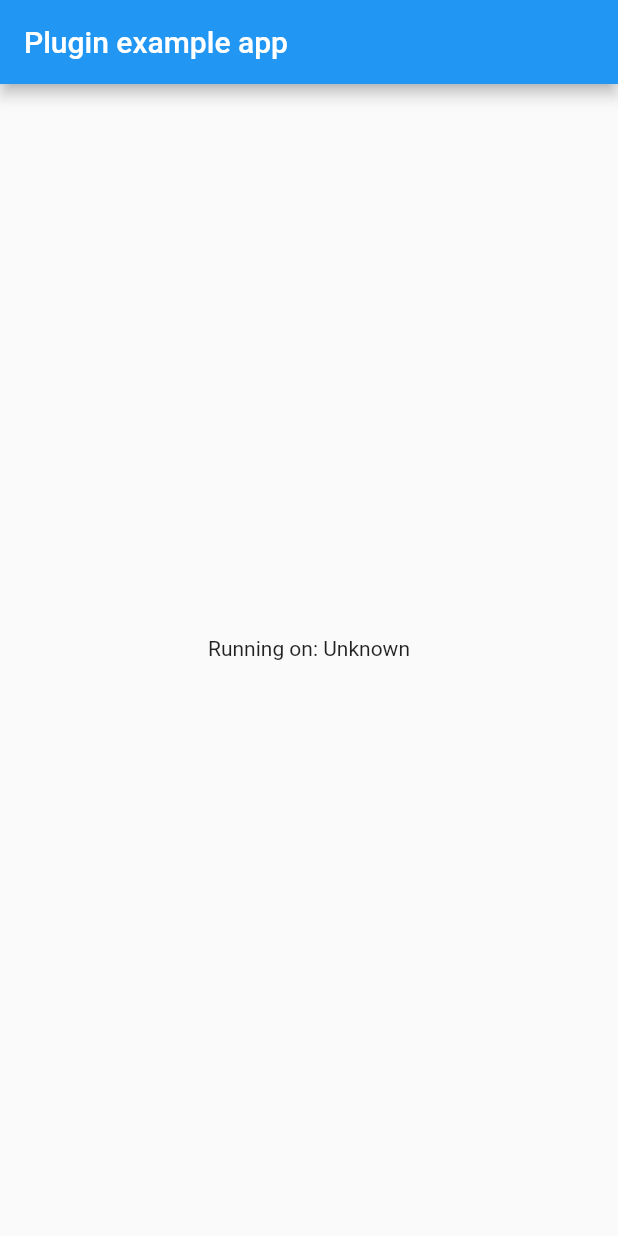
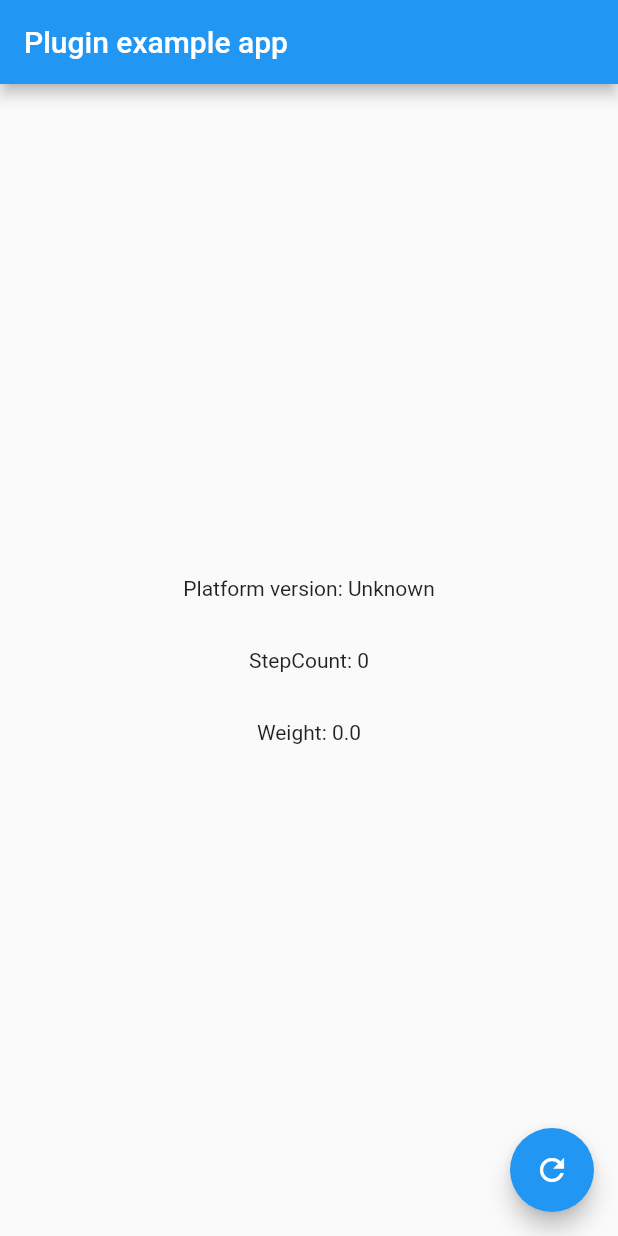
Before and after one commit to BisonHoldings/health_fit, a Flutter app: the screen it shows after launch, on a phone screen of 412 x 824 dp. Run offline on Flutter 3.47's test engine with Material 2 defaults, Android fonts, the phone set to English and light mode, and no system bars.

Commit message:
Show platform version, step count and weight in home view

```diff
--- a/example/lib/main.dart
+++ b/example/lib/main.dart
@@ -4,21 +4,36 @@ import 'dart:async';
 import 'package:flutter/services.dart';
 import 'package:health_fit/health_fit.dart';
 
-void main() => runApp(new MyApp());
+void main() => runApp(MyApp());
 
-class MyApp extends StatefulWidget {
+class MyApp extends StatelessWidget {
   @override
-  _MyAppState createState() => new _MyAppState();
+  Widget build(BuildContext context) {
+    return MaterialApp(
+      title: 'HealthFit Demo',
+      theme: ThemeData(
+        primarySwatch: Colors.blue,
+      ),
+      home: _MyHomePage(
+        title: 'HealthFit Demo Home Page',
+      ),
+    );
+  }
 }
 
-class _MyAppState extends State<MyApp> {
-  String _platformVersion = 'Unknown';
+class _MyHomePage extends StatefulWidget {
+  _MyHomePage({Key key, this.title}) : super(key: key);
+
+  final String title;
 
   @override
-  void initState() {
-    super.initState();
-    initPlatformState();
-  }
+  _MyHomePageState createState() => _MyHomePageState();
+}
+
+class _MyHomePageState extends State<_MyHomePage> {
+  String _platformVersion = 'Unknown';
+  int _stepCount = 0;
+  double _weight = 0.0;
 
   // Platform messages are asynchronous, so we initialize in an async method.
   Future<void> initPlatformState() async {
@@ -41,15 +56,57 @@ class _MyAppState extends State<MyApp> {
   }
 
   @override
+  void initState() {
+    super.initState();
+    initPlatformState();
+  }
+
+  void _updateStepCountState() {
+    // FIXME: replace with plugin methods
+    setState((){
+      if (_stepCount == 0) {
+        _stepCount = 10000;
+      } else {
+        _stepCount = 0;
+      }
+
+      if (_weight == 0.0) {
+        _weight = 65.7;
+      } else {
+        _weight = 0.0;
+      }
+    });
+  }
+
+  @override
   Widget build(BuildContext context) {
-    return new MaterialApp(
-      home: new Scaffold(
-        appBar: new AppBar(
-          title: const Text('Plugin example app'),
-        ),
-        body: new Center(
-          child: new Text('Running on: $_platformVersion\n'),
-        ),
+    return Scaffold(
+      appBar: AppBar(
+        title: const Text('Plugin example app'),
+      ),
+      body: Column(
+        children: <Widget>[
+          Container(
+            padding: const EdgeInsets.all(16.0),
+            child: Center(child: Text('Platform version: $_platformVersion')),
+          ),
+          Container(
+            padding: const EdgeInsets.all(16.0),
+            child: Center(child: Text('StepCount: $_stepCount')),
+          ),
+          Container(
+            padding: const EdgeInsets.all(16.0),
+            child: Center(child: Text('Weight: $_weight')),
+          ),
+        ],
+        mainAxisAlignment: MainAxisAlignment.center,
+        mainAxisSize:  MainAxisSize.max,
+      ),
+      floatingActionButton: FloatingActionButton(
+        child: const Icon(Icons.refresh),
+        onPressed: () async {
+          _updateStepCountState();
+        },
       ),
     );
   }
```
